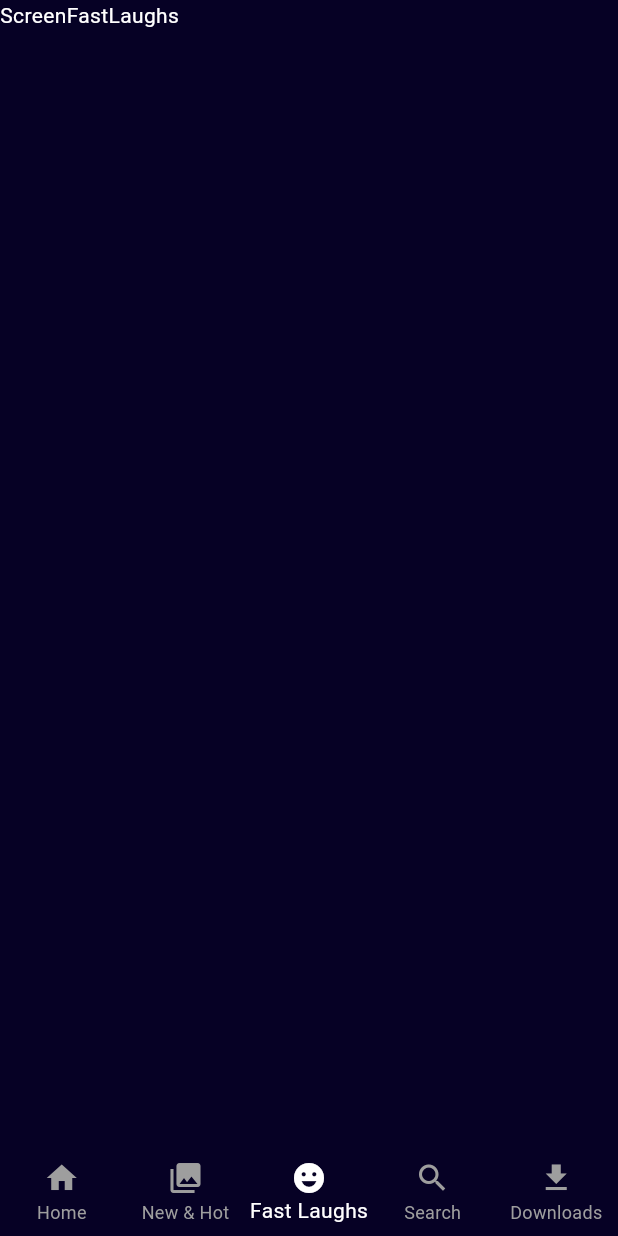
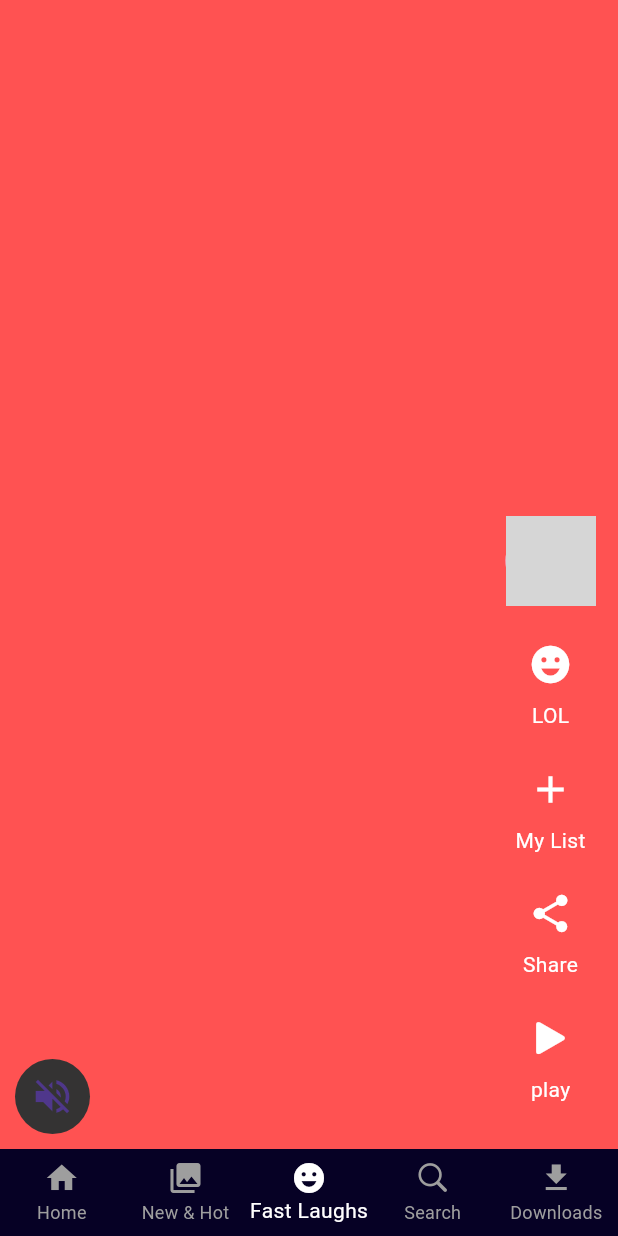
Before and after one commit to sarath604/stream-space, a Flutter app: the screen it shows after launch, item 3 of the bottom bar chosen, on a phone screen of 412 x 824 dp. Run offline on Flutter 3.47's test engine with Material 3 defaults, Android fonts, the light colour scheme and no system bars; network calls fail; grey boxes are pictures that could not be loaded.

Commit message:
Screen Fast Laughs completed

```diff
--- a/stream_space/lib/presentation/Fast_Laughs/screen_fast_laughs.dart
+++ b/stream_space/lib/presentation/Fast_Laughs/screen_fast_laughs.dart
@@ -1,10 +1,23 @@
 import 'package:flutter/material.dart';
+import 'package:stream_space/presentation/Fast_Laughs/widget/video_list_item.dart';
 
 class ScreenFastLaughs extends StatelessWidget {
   const ScreenFastLaughs({super.key});
 
   @override
   Widget build(BuildContext context) {
-    return Scaffold(body: Text('ScreenFastLaughs',style: TextStyle(color: Colors.white),),);
+    return Scaffold(
+      body: SafeArea(
+        child: PageView(
+          scrollDirection: Axis.vertical,
+          children: List.generate(
+            20,
+            (index) {
+              return VideoListItem(index: index);
+            },
+          ),
+        ),
+      ),
+    );
   }
 }
--- /dev/null
+++ b/stream_space/lib/presentation/Fast_Laughs/widget/video_list_item.dart
@@ -0,0 +1,94 @@
+import 'package:flutter/cupertino.dart';
+import 'package:flutter/material.dart';
+import 'package:stream_space/core/colors/colors.dart';
+import 'package:stream_space/core/constants.dart';
+
+class VideoListItem extends StatelessWidget {
+  final int index;
+  const VideoListItem({super.key, required this.index});
+
+  @override
+  Widget build(BuildContext context) {
+    return Stack(
+      children: [
+        Container(
+          color: Colors.accents[index % Colors.accents.length],
+        ),
+        Row(
+          mainAxisAlignment: MainAxisAlignment.spaceBetween,
+          crossAxisAlignment: CrossAxisAlignment.end,
+          children: [
+            Align(
+              alignment: Alignment.bottomCenter,
+              child: Padding(
+                padding: const EdgeInsets.all(10),
+                child: CircleAvatar(
+                  radius: 25,
+                  backgroundColor: const Color.fromARGB(255, 52, 51, 51),
+                  child: IconButton(
+                    onPressed: () {},
+                    icon: const Icon(
+                      Icons.volume_off,
+                      size: 30,
+                    ),
+                  ),
+                ),
+              ),
+            ),
+            const Padding(
+              padding: EdgeInsets.all(15),
+              child: Column(
+                mainAxisAlignment: MainAxisAlignment.end,
+                children: [
+                  CircleAvatar(
+                    radius: 30,
+                    backgroundImage: NetworkImage(
+                        'https://image.tmdb.org/t/p/w220_and_h330_face/8Gxv8gSFCU0XGDykEGv7zR1n2ua.jpg'),
+                  ),
+                  kHeight,
+                  VideoActionWidget(icon: Icons.emoji_emotions, titie: 'LOL'),
+                  kHeight,
+                  VideoActionWidget(icon: Icons.add, titie: 'My List'),
+                  kHeight,
+                  VideoActionWidget(icon: Icons.share, titie: 'Share'),
+                  kHeight,
+                  VideoActionWidget(
+                      icon: CupertinoIcons.play_fill, titie: 'play'),
+                  kHeight
+                ],
+              ),
+            ),
+          ],
+        ),
+      ],
+    );
+  }
+}
+
+class VideoActionWidget extends StatelessWidget {
+  final IconData icon;
+  final String titie;
+  const VideoActionWidget({super.key, required this.icon, required this.titie});
+
+  @override
+  Widget build(BuildContext context) {
+    return Column(
+      children: [
+        IconButton(
+          onPressed: () {},
+          icon: Icon(
+            icon,
+            size: 30,
+            color: kWhite,
+          ),
+        ),
+        Text(
+          titie,
+          style: const TextStyle(
+            color: kWhite,
+          ),
+        )
+      ],
+    );
+  }
+}
--- a/stream_space/lib/presentation/main_page/widgets/bottom_nav.dart
+++ b/stream_space/lib/presentation/main_page/widgets/bottom_nav.dart
@@ -1,3 +1,4 @@
+import 'package:flutter/cupertino.dart';
 import 'package:flutter/material.dart';
 import 'package:stream_space/core/colors/colors.dart';
 
@@ -26,7 +27,7 @@ class BottomNavigationWidget extends StatelessWidget {
               items: const [
                 BottomNavigationBarItem(
                     icon: Icon(
-                      Icons.home,
+                     Icons.home,
                     ),
                     label: 'Home'),
                 BottomNavigationBarItem(
@@ -41,7 +42,7 @@ class BottomNavigationWidget extends StatelessWidget {
                     label: 'Fast Laughs'),
                 BottomNavigationBarItem(
                     icon: Icon(
-                      Icons.search,
+                     CupertinoIcons.search,
                     ),
                     label: 'Search'),
                 BottomNavigationBarItem(
```
Also changed, not shown: stream_space/pubspec.yaml (+4 -12 lines), stream_space/pubspec.lock, 2 other files.
